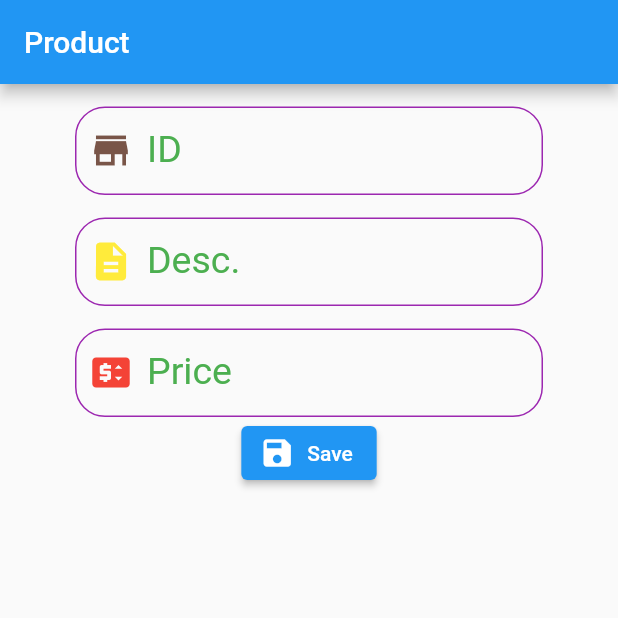
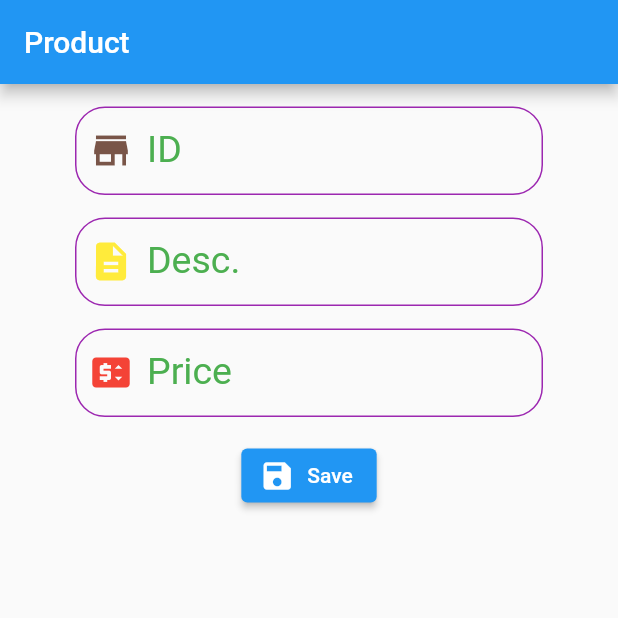
Before and after one commit to mjirasak9/LearnSQLite, a Flutter app: the screen it shows after launch, on a phone screen of 412 x 824 dp, the top half of it. Run offline on Flutter 3.47's test engine with Material 2 defaults, Android fonts, the phone set to English and light mode, and no system bars.

Commit message:
StartProductAdd

```diff
--- a/lib/states/productadd.dart
+++ b/lib/states/productadd.dart
@@ -32,10 +32,13 @@ class _ProductAddState extends State<ProductAdd> {
   }
 
   Widget btnSave() {
-    return ElevatedButton.icon(
-      onPressed: () {},
-      icon: Icon(Icons.save),
-      label: Text('Save'),
+    return Container(
+      padding: EdgeInsets.only(top: 15),
+      child: ElevatedButton.icon(
+        onPressed: () {},
+        icon: Icon(Icons.save),
+        label: Text('Save'),
+      ),
     );
   }
 
```
